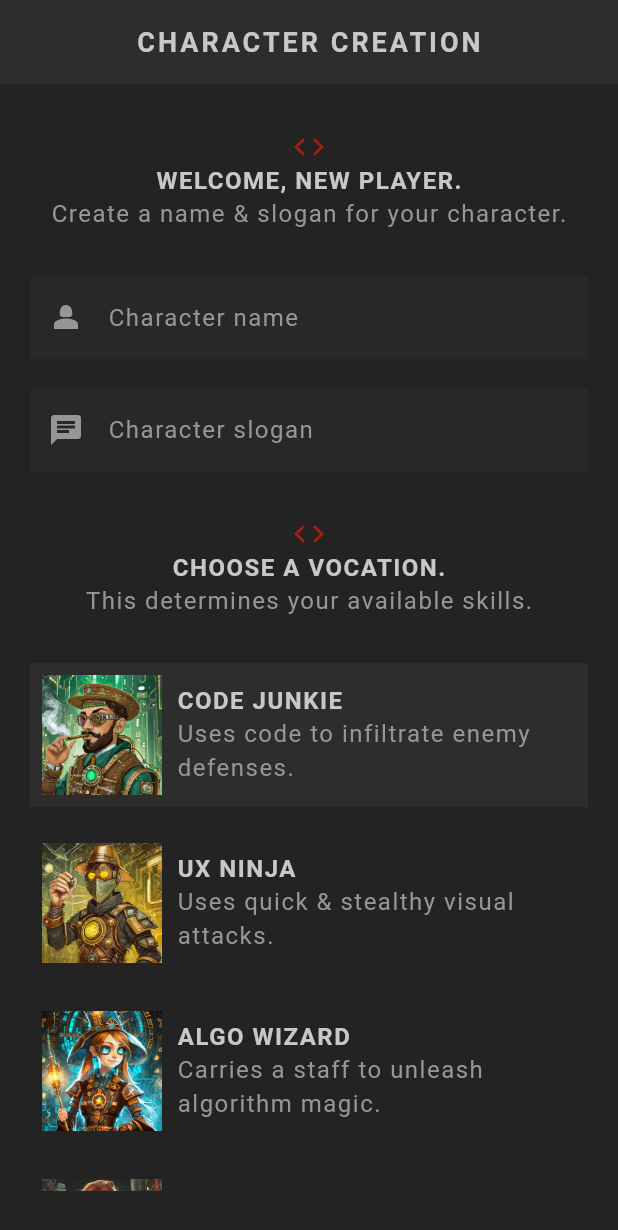
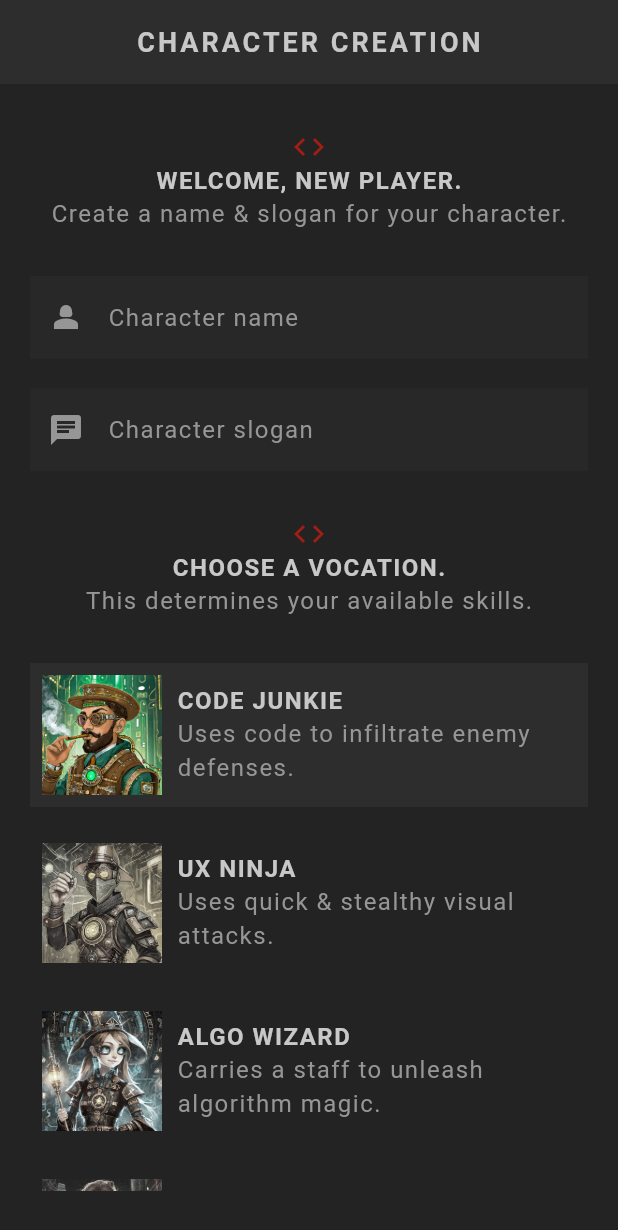
Before and after one commit to iamshaunjp/flutter-masterclass, a Flutter app: the screen it shows after launch, on a phone screen of 412 x 824 dp. Shown: the top 1230 px of the screen. Run offline on Flutter 3.47's test engine with Material 3 defaults, Android fonts, the phone set to English and light mode, and no system bars; our stand-ins replace google_fonts; Roboto replaces fonts that are missing (Kanit).

Commit message:
Update vocation_card.dart

```diff
--- a/lib/screens/create/vocation_card.dart
+++ b/lib/screens/create/vocation_card.dart
@@ -32,6 +32,7 @@ class VocationCard extends StatelessWidget {
               Image.asset('assets/img/vocations/${vocation.image}',
                 width: 80,
                 colorBlendMode: BlendMode.color,
+                color: !selected ? Colors.black.withOpacity(0.8) : Colors.transparent,
               ),
               const SizedBox(width: 10),
 
```
